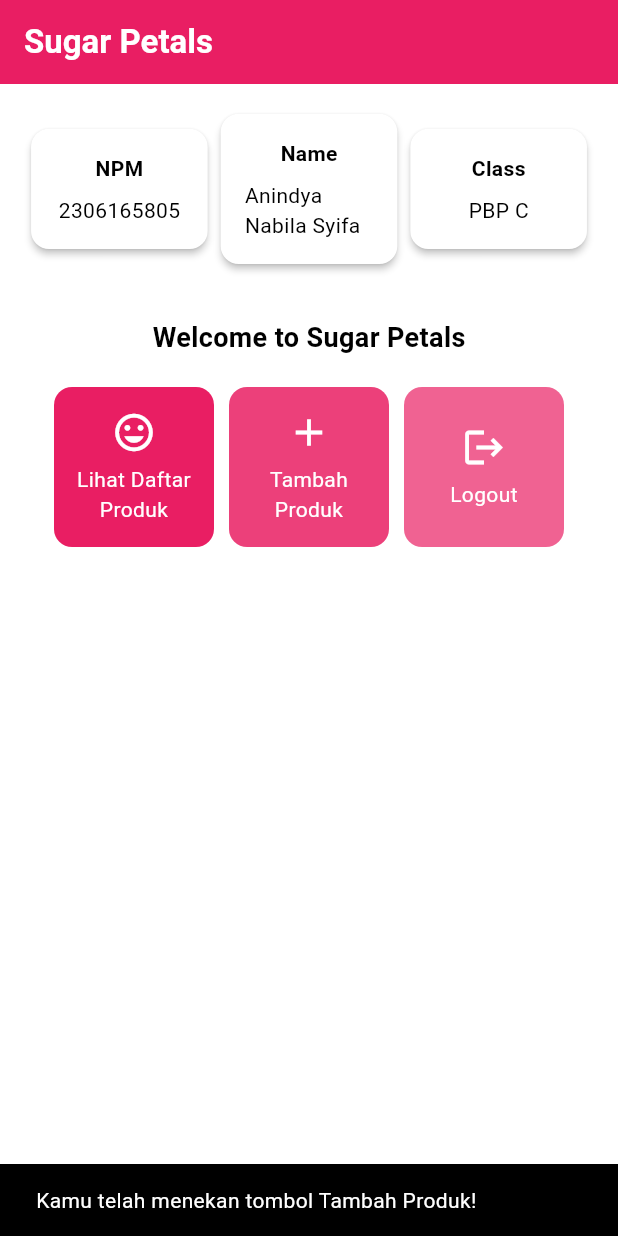
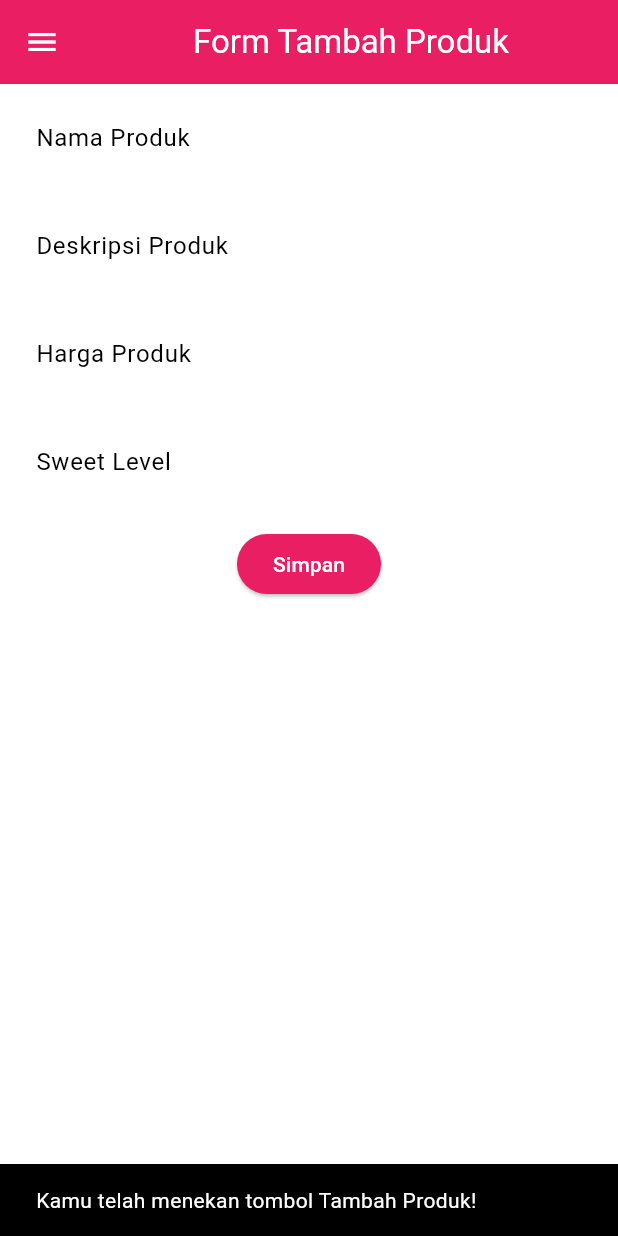
Before and after one commit to anindyaaaans/sugar-petals-mobile, a Flutter app: the screen it shows after launch, after a tap on "Tambah Produk", on a phone screen of 412 x 824 dp. Run offline on Flutter 3.47's test engine with Material 3 defaults, Android fonts, the phone set to English and light mode, and no system bars.

Commit message:
Tugas 8 selesai

```diff
--- a/lib/main.dart
+++ b/lib/main.dart
@@ -1,5 +1,5 @@
 import 'package:flutter/material.dart';
-import 'package:sugar_petals/menu.dart';
+import 'package:sugar_petals/screens/menu.dart';
 
 void main() {
   runApp(const MyApp());
--- a/lib/menu.dart
+++ b/lib/screens/menu.dart
@@ -1,4 +1,6 @@
 import 'package:flutter/material.dart';
+import 'package:sugar_petals/widgets/left_drawer.dart';
+import 'package:sugar_petals/widgets/product_card.dart';
 
 class MyHomePage extends StatelessWidget {
   final String npm = '2306165805'; // NPM
@@ -29,7 +31,9 @@
         ),
         // Warna latar belakang AppBar diambil dari skema warna tema aplikasi.
         backgroundColor: Theme.of(context).colorScheme.primary,
+        iconTheme: const IconThemeData(color: Colors.white),
       ),
+      drawer: const LeftDrawer(),
       // Body halaman dengan padding di sekelilingnya.
       body: Padding(
         padding: const EdgeInsets.all(16.0),
@@ -126,62 +130,3 @@
     );
   }
 }
-
-class ItemCard extends StatelessWidget {
-  // Menampilkan kartu dengan ikon dan nama.
-
-  final ItemHomepage item;
-
-  const ItemCard(this.item, {super.key});
-
-  @override
-  Widget build(BuildContext context) {
-    return Material(
-      color: item.color,
-      // Membuat sudut kartu melengkung.
-      borderRadius: BorderRadius.circular(12),
-
-      child: InkWell(
-        // Aksi ketika kartu ditekan.
-        onTap: () {
-          // Menampilkan pesan SnackBar saat kartu ditekan.
-          ScaffoldMessenger.of(context)
-            ..hideCurrentSnackBar()
-            ..showSnackBar(SnackBar(
-                content: Text("Kamu telah menekan tombol ${item.name}!")));
-        },
-        // Container untuk menyimpan Icon dan Text
-        child: Container(
-          padding: const EdgeInsets.all(8),
-          child: Center(
-            child: Column(
-              // Menyusun ikon dan teks di tengah kartu.
-              mainAxisAlignment: MainAxisAlignment.center,
-              children: [
-                Icon(
-                  item.icon,
-                  color: Colors.white,
-                  size: 30.0,
-                ),
-                const Padding(padding: EdgeInsets.all(3)),
-                Text(
-                  item.name,
-                  textAlign: TextAlign.center,
-                  style: const TextStyle(color: Colors.white),
-                ),
-              ],
-            ),
-          ),
-        ),
-      ),
-    );
-  }
-}
-
-class ItemHomepage {
-  final String name;
-  final IconData icon;
-  final Color color;
-
-  ItemHomepage(this.name, this.icon, this.color);
-}
--- /dev/null
+++ b/lib/screens/productentry_form.dart
@@ -0,0 +1,195 @@
+import 'package:flutter/material.dart';
+import 'package:sugar_petals/widgets/left_drawer.dart';
+
+class ProductEntryFormPage extends StatefulWidget {
+  const ProductEntryFormPage({super.key});
+
+  @override
+  State<ProductEntryFormPage> createState() => _ProductEntryFormPageState();
+}
+
+class _ProductEntryFormPageState extends State<ProductEntryFormPage> {
+  final _formKey = GlobalKey<FormState>();
+  String _name = "";
+  String _description = "";
+  int _price = 0;
+  int _sweetlevel = 0;
+
+  @override
+  Widget build(BuildContext context) {
+    return Scaffold(
+      appBar: AppBar(
+        title: const Center(
+          child: Text(
+            'Form Tambah Produk',
+          ),
+        ),
+        backgroundColor: Theme.of(context).colorScheme.primary,
+        foregroundColor: Colors.white,
+      ),
+      drawer: const LeftDrawer(),
+      body: Form(
+        key: _formKey,
+        child: SingleChildScrollView(
+          child: Column(
+            crossAxisAlignment: CrossAxisAlignment.start,
+            children: [
+              Padding(
+                padding: const EdgeInsets.all(8.0),
+                child: TextFormField(
+                  decoration: InputDecoration(
+                    hintText: "Nama Produk",
+                    labelText: "Nama Produk",
+                    border: OutlineInputBorder(
+                      borderRadius: BorderRadius.circular(5.0),
+                    ),
+                  ),
+                  onChanged: (String? value) {
+                    setState(() {
+                      _name = value!;
+                    });
+                  },
+                  validator: (String? value) {
+                    if (value == null || value.isEmpty) {
+                      return "Nama produk tidak boleh kosong!";
+                    }
+                    return null;
+                  },
+                ),
+              ),
+              Padding(
+                padding: const EdgeInsets.all(8.0),
+                child: TextFormField(
+                  decoration: InputDecoration(
+                    hintText: "Deskripsi Produk",
+                    labelText: "Deskripsi Produk",
+                    border: OutlineInputBorder(
+                      borderRadius: BorderRadius.circular(5.0),
+                    ),
+                  ),
+                  onChanged: (String? value) {
+                    setState(() {
+                      _description = value!;
+                    });
+                  },
+                  validator: (String? value) {
+                    if (value == null || value.isEmpty) {
+                      return "Deskripsi tidak boleh kosong!";
+                    }
+                    return null;
+                  },
+                ),
+              ),
+              Padding(
+                padding: const EdgeInsets.all(8.0),
+                child: TextFormField(
+                  decoration: InputDecoration(
+                    hintText: "Harga Produk",
+                    labelText: "Harga Produk",
+                    border: OutlineInputBorder(
+                      borderRadius: BorderRadius.circular(5.0),
+                    ),
+                  ),
+                  onChanged: (String? value) {
+                    setState(() {
+                      _price = int.tryParse(value!) ?? 0;
+                    });
+                  },
+                  validator: (String? value) {
+                    if (value == null || value.isEmpty) {
+                      return "Harga tidak boleh kosong!";
+                    }
+                    if (int.tryParse(value) == null) {
+                      return "Harga harus berupa angka!";
+                    }
+                    if (_price < 0) {
+                      return "Harga tidak boleh negatif!";
+                    }
+                    return null;
+                  },
+                ),
+              ),
+              Padding(
+                padding: const EdgeInsets.all(8.0),
+                child: TextFormField(
+                  decoration: InputDecoration(
+                    hintText: "Sweet Level",
+                    labelText: "Sweet Level",
+                    border: OutlineInputBorder(
+                      borderRadius: BorderRadius.circular(5.0),
+                    ),
+                  ),
+                  onChanged: (String? value) {
+                    setState(() {
+                      _sweetlevel = int.tryParse(value!) ?? 0;
+                    });
+                  },
+                  validator: (String? value) {
+                    if (value == null || value.isEmpty) {
+                      return "Sweet level tidak boleh kosong!";
+                    }
+                    if (int.tryParse(value) == null) {
+                      return "Sweet level harus berupa angka!";
+                    }
+                    if (_sweetlevel < 0) {
+                      return "Sweet level produk tidak boleh negatif!";
+                    }
+                    return null;
+                  },
+                ),
+              ),
+              Align(
+                alignment: Alignment.bottomCenter,
+                child: Padding(
+                  padding: const EdgeInsets.all(8.0),
+                  child: ElevatedButton(
+                    style: ButtonStyle(
+                      backgroundColor: MaterialStateProperty.all(
+                          Theme.of(context).colorScheme.primary),
+                    ),
+                    onPressed: () {
+                      if (_formKey.currentState!.validate()) {
+                        showDialog(
+                          context: context,
+                          builder: (context) {
+                            return AlertDialog(
+                              title: const Text('Produk berhasil tersimpan'),
+                              content: SingleChildScrollView(
+                                child: Column(
+                                  crossAxisAlignment: CrossAxisAlignment.start,
+                                  children: [
+                                    Text('Nama: $_name'),
+                                    Text('Deskripsi: $_description'),
+                                    Text('Harga: $_price'),
+                                    Text('Sweet level: $_sweetlevel'),
+                                  ],
+                                ),
+                              ),
+                              actions: [
+                                TextButton(
+                                  child: const Text('OK'),
+                                  onPressed: () {
+                                    Navigator.pop(context);
+                                    _formKey.currentState!.reset();
+                                  },
+                                ),
+                              ],
+                            );
+                          },
+                        );
+                      }
+                    },
+                    child: const Text(
+                      "Simpan",
+                      style: TextStyle(color: Colors.white),
+                    ),
+                  ),
+                ),
+              ),
+            ],
+          ),
+        ),
+      ),
+    );
+  }
+}
--- /dev/null
+++ b/lib/widgets/left_drawer.dart
@@ -0,0 +1,69 @@
+import 'package:flutter/material.dart';
+import 'package:sugar_petals/screens/menu.dart';
+import 'package:sugar_petals/screens/productentry_form.dart';
+
+class LeftDrawer extends StatelessWidget {
+  const LeftDrawer({super.key});
+
+  @override
+  Widget build(BuildContext context) {
+    return Drawer(
+      child: ListView(
+        children: [
+          DrawerHeader(
+            decoration: BoxDecoration(
+              color: Theme.of(context).colorScheme.primary,
+            ),
+            child: const Column(
+              children: [
+                Text(
+                  'Sugar Petals',
+                  textAlign: TextAlign.center,
+                  style: TextStyle(
+                    fontSize: 24,
+                    fontWeight: FontWeight.bold,
+                    color: Colors.white,
+                  ),
+                ),
+                Padding(padding: EdgeInsets.all(8)),
+                Text(
+                  "Ayo tambah produk Sugar Petals kesukaanmu disini!",
+                  textAlign: TextAlign.center,
+                  style: TextStyle(
+                    fontSize: 15,
+                    color: Colors.white,
+                    fontWeight: FontWeight.normal,
+                  ),
+                ),
+              ],
+            ),
+          ),
+          ListTile(
+            leading: const Icon(Icons.home_outlined),
+            title: const Text('Halaman Utama'),
+            // Bagian redirection ke MyHomePage
+            onTap: () {
+              Navigator.pushReplacement(
+                  context,
+                  MaterialPageRoute(
+                    builder: (context) => MyHomePage(),
+                  ));
+            },
+          ),
+          ListTile(
+            leading: const Icon(Icons.mood),
+            title: const Text('Tambah Produk'),
+            // Bagian redirection ke ProductEntryFormPage
+            onTap: () {
+              Navigator.pushReplacement(
+                  context,
+                  MaterialPageRoute(
+                    builder: (context) => ProductEntryFormPage(),
+                  ));
+            },
+          ),
+        ],
+      ),
+    );
+  }
+}
--- /dev/null
+++ b/lib/widgets/product_card.dart
@@ -0,0 +1,69 @@
+import 'package:flutter/material.dart';
+import 'package:sugar_petals/screens/productentry_form.dart';
+
+class ItemHomepage {
+  final String name;
+  final IconData icon;
+  final Color color;
+
+  ItemHomepage(this.name, this.icon, this.color);
+}
+
+class ItemCard extends StatelessWidget {
+  // Menampilkan kartu dengan ikon dan nama.
+  final ItemHomepage item;
+
+  const ItemCard(this.item, {super.key});
+
+  @override
+  Widget build(BuildContext context) {
+    return Material(
+      color: Colors.transparent, // Menghilangkan warna default dari Material
+      child: InkWell(
+        // Aksi ketika kartu ditekan.
+        onTap: () {
+          // Memunculkan SnackBar ketika diklik
+          ScaffoldMessenger.of(context)
+            ..hideCurrentSnackBar()
+            ..showSnackBar(SnackBar(
+                content: Text("Kamu telah menekan tombol ${item.name}!")));
+
+          // Navigate ke route yang sesuai (tergantung jenis tombol)
+          if (item.name == "Tambah Produk") {
+            Navigator.push(
+              context,
+              MaterialPageRoute(builder: (context) => ProductEntryFormPage()),
+            );
+          }
+        },
+        // Container untuk menyimpan warna latar belakang dan border radius
+        child: Container(
+          padding: const EdgeInsets.all(8),
+          decoration: BoxDecoration(
+            color: item.color, // Menggunakan item.color sebagai background
+            borderRadius: BorderRadius.circular(12),
+          ),
+          child: Center(
+            child: Column(
+              // Menyusun ikon dan teks di tengah kartu.
+              mainAxisAlignment: MainAxisAlignment.center,
+              children: [
+                Icon(
+                  item.icon,
+                  color: Colors.white,
+                  size: 30.0,
+                ),
+                const SizedBox(height: 3),
+                Text(
+                  item.name,
+                  textAlign: TextAlign.center,
+                  style: const TextStyle(color: Colors.white),
+                ),
+              ],
+            ),
+          ),
+        ),
+      ),
+    );
+  }
+}
```
Also changed, not shown: 1 other file.
